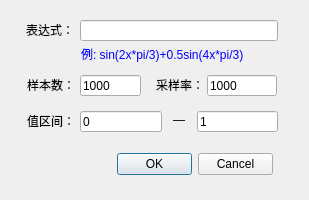
This is src/formula_dlg.ui in koala999cn/DataVis as Qt 5 draws it before an edit. The edited form follows.
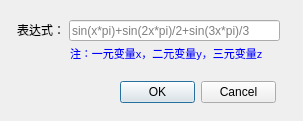
This is the edited form.

Patch:
```diff
--- a/src/formula_dlg.ui
+++ b/src/formula_dlg.ui
@@ -6,8 +6,8 @@
    <rect>
     <x>0</x>
     <y>0</y>
-    <width>309</width>
-    <height>200</height>
+    <width>303</width>
+    <height>121</height>
    </rect>
   </property>
   <property name="windowTitle">
@@ -19,8 +19,8 @@
    </property>
    <property name="geometry">
     <rect>
-     <x>117</x>
-     <y>152</y>
+     <x>120</x>
+     <y>80</y>
      <width>156</width>
      <height>24</height>
     </rect>
@@ -35,14 +35,14 @@
   <widget class="QLabel" name="label_6">
    <property name="geometry">
     <rect>
-     <x>81</x>
+     <x>70</x>
      <y>44</y>
-     <width>180</width>
+     <width>221</width>
      <height>20</height>
     </rect>
    </property>
    <property name="text">
-    <string>&lt;html&gt;&lt;head/&gt;&lt;body&gt;&lt;p&gt;&lt;span style=&quot; color:#0000ff;&quot;&gt;例: sin(2x*pi/3)+0.5sin(4x*pi/3)&lt;/span&gt;&lt;/p&gt;&lt;/body&gt;&lt;/html&gt;</string>
+    <string>&lt;html&gt;&lt;head/&gt;&lt;body&gt;&lt;p&gt;&lt;span style=&quot; font-size:8pt; color:#0000ff;&quot;&gt;注：一元变量x，二元变量y，三元变量z&lt;/span&gt;&lt;/p&gt;&lt;/body&gt;&lt;/html&gt;</string>
    </property>
    <property name="textFormat">
     <enum>Qt::RichText</enum>
@@ -51,7 +51,7 @@
   <widget class="QLabel" name="label">
    <property name="geometry">
     <rect>
-     <x>26</x>
+     <x>17</x>
      <y>20</y>
      <width>48</width>
      <height>20</height>
@@ -64,121 +64,14 @@
   <widget class="QLineEdit" name="expr">
    <property name="geometry">
     <rect>
-     <x>80</x>
+     <x>69</x>
      <y>20</y>
-     <width>198</width>
+     <width>211</width>
      <height>21</height>
     </rect>
    </property>
-  </widget>
-  <widget class="QLineEdit" name="xmin">
-   <property name="geometry">
-    <rect>
-     <x>80</x>
-     <y>111</y>
-     <width>82</width>
-     <height>21</height>
-    </rect>
-   </property>
-   <property name="text">
-    <string>0</string>
-   </property>
-  </widget>
-  <widget class="QLabel" name="label_2">
-   <property name="geometry">
-    <rect>
-     <x>27</x>
-     <y>111</y>
-     <width>48</width>
-     <height>20</height>
-    </rect>
-   </property>
-   <property name="text">
-    <string>值区间：</string>
-   </property>
-  </widget>
-  <widget class="QLineEdit" name="xmax">
-   <property name="geometry">
-    <rect>
-     <x>197</x>
-     <y>111</y>
-     <width>81</width>
-     <height>21</height>
-    </rect>
-   </property>
-   <property name="inputMask">
-    <string notr="true"/>
-   </property>
-   <property name="text">
-    <string>1</string>
-   </property>
-  </widget>
-  <widget class="QLabel" name="label_5">
-   <property name="geometry">
-    <rect>
-     <x>171</x>
-     <y>112</y>
-     <width>16</width>
-     <height>16</height>
-    </rect>
-   </property>
-   <property name="text">
-    <string>—</string>
-   </property>
-   <property name="alignment">
-    <set>Qt::AlignCenter</set>
-   </property>
-  </widget>
-  <widget class="QLabel" name="label_4">
-   <property name="geometry">
-    <rect>
-     <x>27</x>
-     <y>75</y>
-     <width>48</width>
-     <height>20</height>
-    </rect>
-   </property>
-   <property name="text">
-    <string>样本数：</string>
-   </property>
-  </widget>
-  <widget class="QLabel" name="label_3">
-   <property name="geometry">
-    <rect>
-     <x>156</x>
-     <y>75</y>
-     <width>48</width>
-     <height>20</height>
-    </rect>
-   </property>
-   <property name="text">
-    <string>采样率：</string>
-   </property>
-  </widget>
-  <widget class="QLineEdit" name="nx">
-   <property name="geometry">
-    <rect>
-     <x>80</x>
-     <y>75</y>
-     <width>61</width>
-     <height>21</height>
-    </rect>
-   </property>
-   <property name="text">
-    <string>1000</string>
-   </property>
-  </widget>
-  <widget class="QLineEdit" name="rate">
-   <property name="geometry">
-    <rect>
-     <x>207</x>
-     <y>75</y>
-     <width>70</width>
-     <height>21</height>
-    </rect>
-   </property>
-   <property name="text">
-    <string>1000</string>
+   <property name="placeholderText">
+    <string>sin(x*pi)+sin(2x*pi)/2+sin(3x*pi)/3</string>
    </property>
   </widget>
  </widget>
```
